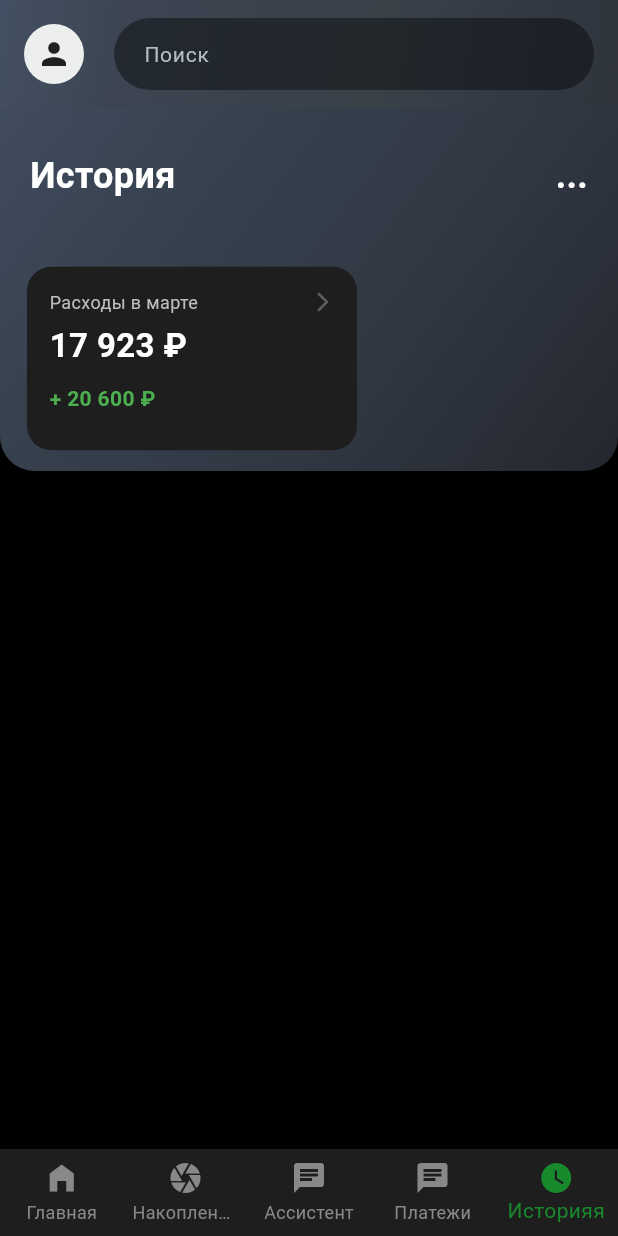
After one commit to ErikBagaev1/sber, a Flutter app: the screen it shows after launch, item 5 of the bottom bar chosen, on a phone screen of 412 x 824 dp. The commit adds this screen. Run offline on Flutter 3.47's test engine with Material 3 defaults, Android fonts, the phone set to English and light mode, and no system bars; drawn by our look-alikes of skeletonizer.

Commit message:
history_page

```diff
--- a/lib/components/card_balance.dart
+++ b/lib/components/card_balance.dart
@@ -25,7 +25,7 @@ class CardBalanceWidget extends StatelessWidget {
             Row(
               children: [
                 const Text(
-                  '10 303, 32  ₽',
+                  '10 303, 32 ₽',
                   style: TextStyle(
                     fontSize: 22,
                     fontWeight: FontWeight.bold,
--- a/lib/components/card_list.dart
+++ b/lib/components/card_list.dart
@@ -1,7 +1,6 @@
 import 'package:flutter/material.dart';
 import 'package:sber/components/card_block.dart';
 import 'package:sber/components/card_icon.dart';
-import 'package:skeletonizer/skeletonizer.dart';
 
 class CardsList extends StatefulWidget {
   const CardsList({super.key});
@@ -10,7 +9,7 @@ class CardsList extends StatefulWidget {
   State<CardsList> createState() => _CardsListState();
 }
 
-bool enabled = false;
+
 
 class _CardsListState extends State<CardsList> {
   @override
@@ -18,8 +17,6 @@ class _CardsListState extends State<CardsList> {
     return Container(
       height: 170,
       padding: const EdgeInsets.symmetric(vertical: 8),
-      child: Skeletonizer(
-        enabled: enabled,
       child: ListView(
         scrollDirection: Axis.horizontal,
         children: const [
@@ -68,7 +65,6 @@ class _CardsListState extends State<CardsList> {
           SizedBox(width: 16),
         ],
       ),
-      ),
     );
   }
 }
--- a/lib/components/expenses_list.dart
+++ b/lib/components/expenses_list.dart
@@ -1,4 +1,6 @@
 import 'package:flutter/material.dart';
+import 'package:sber/pages/home_page.dart';
+import 'package:skeletonizer/skeletonizer.dart';
 
 import 'Expenses_card.dart';
 
@@ -38,6 +40,8 @@ class ExpensesList extends StatelessWidget {
           child: Expanded(
             child: Padding(
               padding: const EdgeInsets.symmetric(horizontal: 18.0),
+              child: Skeletonizer(
+                enabled: enabled,
                 child: ListView(
                   scrollDirection: Axis.horizontal,
                   children: [
@@ -128,6 +132,7 @@ class ExpensesList extends StatelessWidget {
                 ),
               ),
             ),
+          ),
         )
       ],
     );
--- /dev/null
+++ b/lib/components/history_appbar.dart
@@ -0,0 +1,58 @@
+import 'package:flutter/material.dart';
+
+class HistoryAppBar extends StatelessWidget {
+  const HistoryAppBar({
+    super.key,
+  });
+
+  @override
+  Widget build(BuildContext context) {
+    return Container(
+        decoration: const BoxDecoration(
+          gradient: LinearGradient(
+            colors: [
+              Color(0xFF435063),
+              Color.fromARGB(255, 60, 69, 81),
+              Color.fromARGB(255, 57, 66, 77),
+              Color.fromARGB(255, 57, 66, 73),
+              Color(0xFF333A45),
+              Color(0xFF2F343C),
+            ],
+            begin: Alignment.topLeft,
+            end: Alignment.bottomRight,
+          ),
+        ),
+        child: Padding(
+          padding: const EdgeInsets.symmetric(vertical: 12, horizontal: 16),
+          child: Row(
+            children: [
+              SizedBox(
+                width: 40,
+                height: 40,
+                child: ClipOval(
+                    child: Container(
+                        color: const Color(0xFFEDEFEF),
+                        child: const Icon(Icons.person))),
+              ),
+              const SizedBox(width: 20),
+              Expanded(
+                child: TextField(
+                  decoration: InputDecoration(
+                      hintText: 'Поиск',
+                      hintStyle: const TextStyle(
+                          color: Color(0xFFB3BDC6), fontSize: 14),
+                      contentPadding:
+                          const EdgeInsets.symmetric(horizontal: 16.0),
+                      border: OutlineInputBorder(
+                        borderRadius: BorderRadius.circular(40.0),
+                        borderSide: BorderSide.none,
+                      ),
+                      filled: true,
+                      fillColor: const Color.fromRGBO(0, 0, 0, 0.4)),
+                ),
+              ),
+            ],
+          ),
+        ));
+  }
+}
--- a/lib/main.dart
+++ b/lib/main.dart
@@ -1,4 +1,5 @@
 import 'package:flutter/material.dart';
+import 'package:sber/pages/history_page.dart';
 
 import 'pages/home_page.dart';
 
@@ -62,6 +63,10 @@ class _MyHomePageState extends State<MyHomePage> {
         index: selectedIndex,
         children: const [
           HomePage(),
+          Text('data'),
+          Text('data'),
+          Text('data'),
+          HistoryPage()
         ],
       ),
     );
--- /dev/null
+++ b/lib/pages/history_page.dart
@@ -0,0 +1,172 @@
+import 'package:flutter/material.dart';
+import 'package:sber/components/history_appbar.dart';
+import 'package:sber/pages/home_page.dart';
+import 'package:skeletonizer/skeletonizer.dart';
+
+class HistoryPage extends StatelessWidget {
+  const HistoryPage({super.key});
+
+  @override
+  Widget build(BuildContext context) {
+    return SafeArea(
+        child: Stack(
+      children: [
+        ListView(
+          children: [
+            Container(
+              decoration: const BoxDecoration(
+                borderRadius: BorderRadius.only(
+                  bottomLeft: Radius.circular(23),
+                  bottomRight: Radius.circular(23),
+                ),
+                gradient: LinearGradient(
+                  colors: [
+                    Color(0xFF435063),
+                    Color(0xFF37424F),
+                    Color(0xFF303743),
+                    Color(0xFF24272E),
+                  ],
+                  begin: Alignment.topLeft,
+                  end: Alignment.bottomRight,
+                ),
+              ),
+              child: Column(children: [
+                const SizedBox(
+                  height: 100,
+                ),
+                const Padding(
+                  padding: EdgeInsets.symmetric(horizontal: 20.0),
+                  child: Row(
+                    children: [
+                      Column(
+                        crossAxisAlignment: CrossAxisAlignment.start,
+                        children: [
+                          Row(
+                            children: [
+                              Text(
+                                'История',
+                                style: TextStyle(
+                                  fontSize: 24,
+                                  fontWeight: FontWeight.bold,
+                                  color: Colors.white,
+                                ),
+                              ),
+                              SizedBox(width: 12),
+                            ],
+                          ),
+                        ],
+                      ),
+                      Spacer(),
+                      Text(
+                        '...',
+                        style: TextStyle(
+                            color: Colors.white,
+                            fontSize: 24,
+                            fontWeight: FontWeight.bold),
+                      ),
+                    ],
+                  ),
+                ),
+                const SizedBox(
+                  height: 30,
+                ),
+                SizedBox(
+                  height: 150,
+                  child: Expanded(
+                    child: Padding(
+                      padding: const EdgeInsets.symmetric(horizontal: 18.0),
+                      child: Skeletonizer(
+                        enabled: enabled,
+                        child: ListView(
+                          scrollDirection: Axis.horizontal,
+                          children: [
+                            Row(
+                              children: [
+                                SizedBox(
+                                  width: 220,
+                                  child: AspectRatio(
+                                    aspectRatio: 1.8,
+                                    child: Container(
+                                      padding: const EdgeInsets.all(15),
+                                      decoration: BoxDecoration(
+                                        borderRadius: BorderRadius.circular(16),
+                                        color: const Color(0xFF1E1E1E),
+                                      ),
+                                      child: Column(
+                                        crossAxisAlignment:
+                                            CrossAxisAlignment.start,
+                                        children: [
+                                          Column(
+                                            crossAxisAlignment:
+                                                CrossAxisAlignment.start,
+                                            children: [
+                                              Row(
+                                                children: [
+                                                  Text(
+                                                    'Расходы в марте',
+                                                    style: TextStyle(
+                                                      fontSize: 12,
+                                                      color: Colors.grey[400],
+                                                    ),
+                                                  ),
+                                                  const Spacer(),
+                                                  Icon(
+                                                    size: 16,
+                                                    Icons
+                                                        .arrow_forward_ios_rounded,
+                                                    color: Colors.grey
+                                                        .withOpacity(0.5),
+                                                  ),
+                                                ],
+                                              ),
+                                              const SizedBox(
+                                                height: 5,
+                                              ),
+                                              const Text(
+                                                '17 923 ₽',
+                                                style: TextStyle(
+                                                  fontSize: 22,
+                                                  fontWeight: FontWeight.bold,
+                                                  color: Colors.white,
+                                                ),
+                                              ),
+                                              const SizedBox(
+                                                height: 10,
+                                              ),
+                                              const Row(
+                                                children: [
+                                                  Text(
+                                                    '+ 20 600 ₽',
+                                                    style: TextStyle(
+                                                      fontSize: 14,
+                                                      fontWeight:
+                                                          FontWeight.bold,
+                                                      color: Colors.green,
+                                                    ),
+                                                  ),
+                                                ],
+                                              )
+                                            ],
+                                          ),
+                                        ],
+                                      ),
+                                    ),
+                                  ),
+                                )
+                              ],
+                            ),
+                          ],
+                        ),
+                      ),
+                    ),
+                  ),
+                )
+              ]),
+            )
+          ],
+        ),
+        const HistoryAppBar()
+      ],
+    ));
+  }
+}
--- a/lib/pages/home_page.dart
+++ b/lib/pages/home_page.dart
@@ -5,6 +5,8 @@ import 'package:sber/components/card_list.dart';
 import 'package:sber/components/custom_app_bar.dart';
 import 'package:sber/components/expenses_list.dart';
 import 'package:sber/components/translation_cash.dart';
+
+bool enabled = false;
 
 class HomePage extends StatefulWidget {
   const HomePage({
@@ -17,14 +19,16 @@ class HomePage extends StatefulWidget {
 
 class _HomePageState extends State<HomePage> {
   Future<void> _refresh() async {
-    // Ваш код для обновления данных
-    await Future.delayed(const Duration(milliseconds: 20), () {
-      // После одной секунды обновляем состояние, чтобы поле value изменилось с false на true
+    // Устанавливаем enabled в true
     setState(() {
-        enabled = !(enabled);
+      enabled = true;
+    });
 
+    await Future.delayed(const Duration(seconds: 4));
+
+    setState(() {
+      enabled = false;
     });
-    }); // Пример задержки
   }
 
   @override
@@ -34,6 +38,9 @@ class _HomePageState extends State<HomePage> {
         children: [
           Expanded(
             child: RefreshIndicator(
+              displacement: 80,
+              backgroundColor: Colors.black,
+              color: Colors.green,
               onRefresh: _refresh,
               child: ListView(
                 children: [
@@ -212,6 +219,8 @@ class _HomePageState extends State<HomePage> {
               ),
             ),
           ),
+          Column(
+            children: [
               Container(
                 decoration: const BoxDecoration(
                   gradient: LinearGradient(
@@ -231,6 +240,8 @@ class _HomePageState extends State<HomePage> {
               ),
             ],
           ),
+        ],
+      ),
     );
   }
 }
--- a/pubspec.yaml
+++ b/pubspec.yaml
@@ -36,6 +36,7 @@ dependencies:
   # Use with the CupertinoIcons class for iOS style icons.
   cupertino_icons: ^1.0.2
   skeletonizer: ^1.1.1
+  provider: ^6.1.2
 
 dev_dependencies:
   flutter_test:
```
Also changed, not shown: pubspec.lock. Lines whose indentation alone changed are shown as unchanged.
